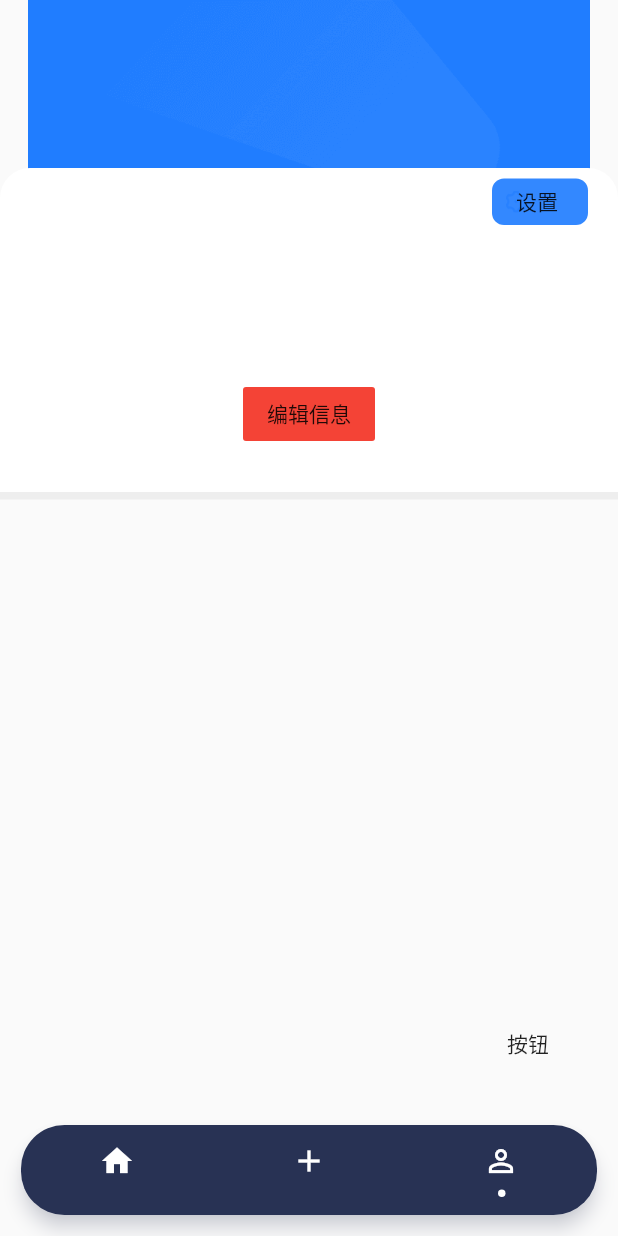
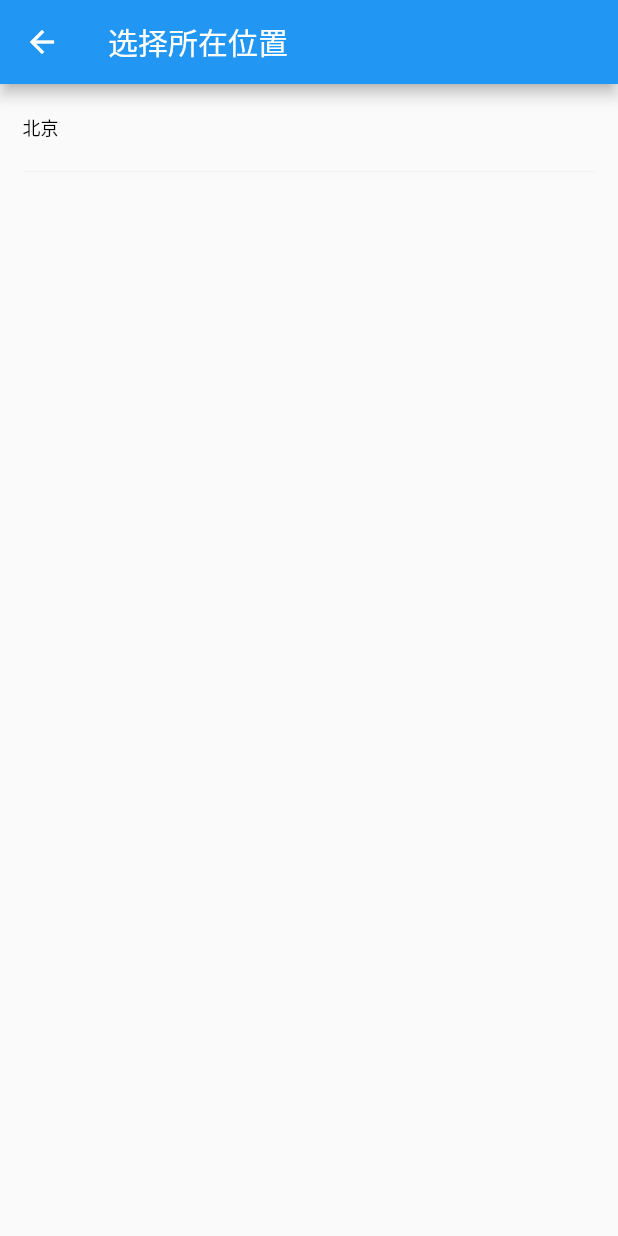
Before and after one commit to susuyan/FindCraft, a Flutter app: the screen it shows after launch, item 3 of the bottom bar chosen, after a tap on "按钮", on a phone screen of 412 x 824 dp. Run offline on Flutter 3.47's test engine with Material 2 defaults, Android fonts, the phone set to English and light mode, and no system bars; our stand-ins replace bloc, dio, equatable, fluro, flutter_screenutil; missing offline and left inert: dart:ffi; statements that could not run were skipped.

Commit message:
update page

```diff
--- a/lib/pages/home_page.dart
+++ b/lib/pages/home_page.dart
@@ -1,8 +1,8 @@
 import 'dart:ui';
 
-import 'package:cached_network_image/cached_network_image.dart';
+import 'package:find_craft/application.dart';
 import 'package:find_craft/common/common_style.dart';
-import 'package:find_craft/helper/screen_helper.dart';
+import 'package:find_craft/route/routes.dart';
 import 'package:find_craft/widgets/avatar.dart';
 import 'package:flutter/material.dart';
 
@@ -60,21 +60,6 @@ class _HomePageState extends State<HomePage> {
     ),
   );
 
-  Widget sectionRecommend = Container(
-    height: 115,
-    color: Colors.white,
-    child: Column(
-      crossAxisAlignment: CrossAxisAlignment.start,
-      children: <Widget>[
-        TagsView(),
-        Container(
-          height: 10,
-          color: Color(0xFFF8F8F8),
-        )
-      ],
-    ),
-  );
-
   @override
   Widget build(BuildContext context) {
     return Scaffold(
@@ -87,10 +72,20 @@ class _HomePageState extends State<HomePage> {
               padding: EdgeInsets.zero,
               children: <Widget>[
                 sectionHeader,
-                sectionRecommend,
-                MoreHeaderView(),
+                RecommendTags(tags: ['找木工', '找瓦工', '找水电工', '维修安装', '接个人活']),
+                Container(
+                  height: 10,
+                ),
+                MoreHeaderView(
+                  title: '业主需求',
+                  morePressed: () {
+                    Application.router.navigateTo(context, Routes.requirements);
+                  },
+                ),
                 OrderItem(),
-                MoreHeaderView(),
+                MoreHeaderView(
+                  title: '师傅',
+                ),
                 CraftCell(),
               ],
             )
@@ -101,50 +96,17 @@ class _HomePageState extends State<HomePage> {
   }
 }
 
-class TagsView extends StatelessWidget {
-  @override
-  Widget build(BuildContext context) {
-    List<Widget> _createTags(List<String> tags) {
-      var _tagArr = List<Widget>();
+class MoreHeaderView extends StatefulWidget {
+  const MoreHeaderView({this.title, this.morePressed, Key key})
+      : super(key: key);
+  final String title;
+  final Function morePressed;
 
-      for (var item in tags) {
-        _tagArr.add(Container(
-          decoration: BoxDecoration(
-              borderRadius: BorderRadius.circular(4),
-              gradient: LinearGradient(
-                  begin: Alignment.centerLeft,
-                  end: Alignment.centerRight,
-                  colors: [Color(0xFF253364), Color(0xFF3C4A7C)])),
-          constraints: BoxConstraints(
-              maxWidth: window.physicalSize.width / 8, minHeight: 40),
-          child: Center(
-            child: Text(
-              '$item',
-              style: TextStyle(color: Colors.white, fontSize: 12),
-            ),
-          ),
-        ));
-      }
-
-      return _tagArr;
-    }
-
-    return Container(
-      padding: EdgeInsets.fromLTRB(20, 0, 0, 15),
-      child: Wrap(
-        spacing: 15,
-        runSpacing: 10,
-        children: _createTags(['找木工', '找瓦工', '找水电工', '维修安装', '接个人活']),
-      ),
-    );
-  }
-}
-
-class MoreHeaderView extends StatefulWidget {
   @override
   _MoreHeaderViewState createState() => _MoreHeaderViewState();
 }
 
+/// 更多 Header
 class _MoreHeaderViewState extends State<MoreHeaderView> {
   @override
   Widget build(BuildContext context) {
@@ -155,11 +117,17 @@ class _MoreHeaderViewState extends State<MoreHeaderView> {
       child: Row(
         children: <Widget>[
           Text(
-            '精选雇主',
+            this.widget.title,
             style: CommonStyle.black12_bold,
           ),
           Spacer(),
-          Text('更多',style: CommonStyle.black12,)
+          GestureDetector(
+            onTap: this.widget.morePressed,
+            child: Text(
+              '更多',
+              style: CommonStyle.black12,
+            ),
+          )
         ],
       ),
     );
@@ -184,12 +152,12 @@ class _OrderItemState extends State<OrderItem> {
             crossAxisAlignment: CrossAxisAlignment.start,
             children: <Widget>[
               Column(
-crossAxisAlignment: CrossAxisAlignment.start,
+                crossAxisAlignment: CrossAxisAlignment.start,
                 children: <Widget>[
-                 Text(
-                      '朝阳区青年路',
-                      style: CommonStyle.black12,
-                    ),
+                  Text(
+                    '朝阳区青年路',
+                    style: CommonStyle.black12,
+                  ),
                   Container(
                     padding: EdgeInsets.fromLTRB(0, 10, 20, 0),
                     alignment: Alignment.bottomLeft,
@@ -201,7 +169,10 @@ crossAxisAlignment: CrossAxisAlignment.start,
                 ],
               ),
               Spacer(),
-              Text('北京',style: CommonStyle.black12,)
+              Text(
+                '北京',
+                style: CommonStyle.black12,
+              )
             ],
           ),
           SizedBox(
@@ -276,6 +247,51 @@ class _CraftCellState extends State<CraftCell> {
   }
 }
 
+class RecommendTags extends StatelessWidget {
+  const RecommendTags({this.tags, Key key}) : super(key: key);
+  final List<String> tags;
+
+  @override
+  Widget build(BuildContext context) {
+    var _boxSize = MediaQuery.of(context).size;
+    var _minWidth = (_boxSize.width - 30 - 40) / 3;
+
+    return Container(
+      color: Colors.white,
+      padding: EdgeInsets.fromLTRB(20, 20, 20, 20),
+      child: Column(
+        mainAxisAlignment: MainAxisAlignment.start,
+        crossAxisAlignment: CrossAxisAlignment.start,
+        mainAxisSize: MainAxisSize.max,
+        children: <Widget>[
+          Wrap(
+            spacing: 15,
+            runSpacing: 15,
+            children: tags.map<Widget>((tag) {
+              return Container(
+                alignment: Alignment.center,
+                constraints: BoxConstraints(
+                    maxWidth: _minWidth, minWidth: _minWidth, minHeight: 44),
+                decoration: BoxDecoration(
+                    color: Colors.green,
+                    borderRadius: BorderRadius.circular(5),
+                    gradient: LinearGradient(
+                        begin: Alignment.centerLeft,
+                        end: Alignment.centerRight,
+                        colors: [Color(0xFF3C4A7C), Color(0xFF253364)])),
+                child: Text(
+                  '$tag',
+                  style: CommonStyle.white12,
+                ),
+              );
+            }).toList(),
+          )
+        ],
+      ),
+    );
+  }
+}
+
 class CraftTags extends StatelessWidget {
   const CraftTags({Key key, this.tags}) : super(key: key);
 
--- a/lib/pages/main_page.dart
+++ b/lib/pages/main_page.dart
@@ -1,4 +1,3 @@
-import 'dart:ffi';
 import 'dart:ui';
 
 import 'package:find_craft/application.dart';
@@ -27,6 +26,11 @@ class _MainPageState extends State<MainPage> {
         color: Colors.white,
         activeColor: Colors.white,
         backgroundColor: Color(0xFF283254),
+        addPressed: () {
+          Navigator.of(context).push(PageRouteBuilder(
+              opaque: false,
+              pageBuilder: (BuildContext context, _, __) => BlurImagePage()));
+        },
         items: <BottomNavigationDotBarItem>[
           BottomNavigationDotBarItem(
               icon: Icons.home,
@@ -36,14 +40,7 @@ class _MainPageState extends State<MainPage> {
                   _currentIndex = 0;
                 });
               }),
-          BottomNavigationDotBarItem(
-              icon: Icons.add,
-              onTap: () {
-                Navigator.of(context).push(PageRouteBuilder(
-                    opaque: false,
-                    pageBuilder: (BuildContext context, _, __) =>
-                        BlurImagePage()));
-              }),
+          BottomNavigationDotBarItem(icon: IconData(0), onTap: () {}),
           BottomNavigationDotBarItem(
               icon: Icons.perm_identity,
               onTap: () {
@@ -111,7 +108,8 @@ class _BlurImagePageState extends State<BlurImagePage> {
             padding: EdgeInsets.only(bottom: 203),
             child: GestureDetector(
               onTap: () {
-                Application.router.navigateTo(context, Routes.workerPublish, replace: true);
+                Application.router
+                    .navigateTo(context, Routes.workerPublish, replace: true);
               },
               child: Container(
                 height: 70,
--- a/lib/pages/mine_page.dart
+++ b/lib/pages/mine_page.dart
@@ -1,5 +1,7 @@
 import 'package:dio/dio.dart';
+import 'package:find_craft/application.dart';
 import 'package:flutter/material.dart';
+import 'package:find_craft/route/routes.dart';
 
 class MinePage extends StatefulWidget {
   @override
@@ -11,7 +13,9 @@ class _MinePageState extends State<MinePage> {
   Widget build(BuildContext context) {
     return Scaffold(
       floatingActionButton: FlatButton(
-        onPressed: () {_testLogin();},
+        onPressed: () {
+          Application.router.navigateTo(context, Routes.selectCity);
+        },
         child: Text('按钮'),
       ),
       body: Column(
@@ -117,6 +121,5 @@ class _MinePageState extends State<MinePage> {
     Response response = await dio.get(
         'http://zhaogegong.beituokj.com/api/employer/',
         queryParameters: {"token": "41a780c48462c401937219496a182a0f"});
-
   }
 }
--- /dev/null
+++ b/lib/pages/select_city_page.dart
@@ -0,0 +1,62 @@
+import 'package:find_craft/common/common_style.dart';
+import 'package:flutter/material.dart';
+
+class SelectCityPage extends StatefulWidget {
+  SelectCityPage({Key key}) : super(key: key);
+
+  @override
+  _SelectCityPageState createState() => _SelectCityPageState();
+}
+
+class _SelectCityPageState extends State<SelectCityPage> {
+  @override
+  Widget build(BuildContext context) {
+    return Scaffold(
+      appBar: AppBar(
+        title: Text('选择所在位置'),
+      ),
+      body: ListView(
+        children: <Widget>[
+          CityCell(
+            city: '北京',
+          )
+        ],
+      ),
+    );
+  }
+}
+
+class CityCell extends StatefulWidget {
+  CityCell({this.city, Key key}) : super(key: key);
+
+  final String city;
+
+  @override
+  _CityCellState createState() => _CityCellState();
+}
+
+class _CityCellState extends State<CityCell> {
+  @override
+  Widget build(BuildContext context) {
+    return Container(
+      padding: EdgeInsets.fromLTRB(15, 20, 15, 20),
+      child: Column(
+        crossAxisAlignment: CrossAxisAlignment.start,
+        mainAxisAlignment: MainAxisAlignment.center,
+        children: <Widget>[
+          Text(
+            this.widget.city,
+            style: CommonStyle.black12,
+          ),
+          SizedBox(
+            height: 20,
+          ),
+          Container(
+            height: 0.5,
+            color: Color(0xFFF1F1F1),
+          )
+        ],
+      ),
+    );
+  }
+}
--- a/lib/route/route_handles.dart
+++ b/lib/route/route_handles.dart
@@ -1,4 +1,7 @@
+import 'package:find_craft/pages/home_page.dart';
 import 'package:find_craft/pages/main_page.dart';
+import 'package:find_craft/pages/requirements_page.dart';
+import 'package:find_craft/pages/select_city_page.dart';
 import 'package:find_craft/pages/worker_publish_page.dart';
 import 'package:fluro/fluro.dart';
 import 'package:flutter/material.dart';
@@ -8,7 +11,22 @@ var rootHandler = Handler(
   return MainPage();
 });
 
+var homeHandler =
+    Handler(handlerFunc: (BuildContext, Map<String, List<String>> params) {
+  return HomePage();
+});
+
 var workPublishHandler =
     Handler(handlerFunc: (BuildContext, Map<String, List<String>> params) {
   return WorkerPublishPage();
 });
+
+var selectCityHandler =
+    Handler(handlerFunc: (BuildContext, Map<String, List<String>> params) {
+  return SelectCityPage();
+});
+
+var requirementsHandler =
+    Handler(handlerFunc: (BuildContext, Map<String, List<String>> params) {
+  return RequirementsPage();
+});
--- a/lib/route/routes.dart
+++ b/lib/route/routes.dart
@@ -4,8 +4,13 @@ import 'package:fluro/fluro.dart';
 
 class Routes {
   static const root = '/';
+  static const main = '/main';
   static const home = '/home';
+  static const splash = '/splash';
   static const workerPublish = '/worker_publish';
+  static const ownerPublish = '/wonerPublish';
+  static const selectCity = '/select_City';
+  static const requirements = '/requirements';
 
   static void configureRoutes(Router router) {
     router.notFoundHandler = Handler(
@@ -15,6 +20,12 @@ class Routes {
 
     router.define(root, handler: rootHandler);
 
+    router.define(home, handler: homeHandler);
+
     router.define(workerPublish, handler: workPublishHandler);
+
+    router.define(selectCity, handler: selectCityHandler);
+
+    router.define(requirements, handler: requirementsHandler);
   }
 }
--- a/lib/widgets/navigation_dot_bar.dart
+++ b/lib/widgets/navigation_dot_bar.dart
@@ -1,20 +1,20 @@
 library navigation_dot_bar;
 
 import 'package:flutter/material.dart';
-
 
 class BottomNavigationDotBar extends StatefulWidget {
   final List<BottomNavigationDotBarItem> items;
   final Color activeColor;
   final Color color;
   final Color backgroundColor;
-
+  final Function addPressed;
 
   const BottomNavigationDotBar(
       {@required this.items,
       this.activeColor,
       this.color,
       this.backgroundColor,
+      this.addPressed,
       Key key})
       : super(key: key);
 
@@ -26,7 +26,7 @@ class _BottomNavigationDotBarState extends State<BottomNavigationDotBar> {
   GlobalKey _keyBottomBar = GlobalKey();
   double _numPositionBase, _numDifferenceBase, _positionLeftIndicatorDot;
   int _indexPageSelected = 0;
-  Color _color, _activeColor,_backgroundColor;
+  Color _color, _activeColor, _backgroundColor;
 
   @override
   void initState() {
@@ -75,6 +75,19 @@ class _BottomNavigationDotBarState extends State<BottomNavigationDotBar> {
                       curve: Curves.fastOutSlowIn,
                       left: _positionLeftIndicatorDot,
                       bottom: 0),
+                  Positioned(
+                      bottom: 1,
+                      child: Center(
+                        widthFactor: 10,
+                        child: GestureDetector(
+                          onTap: this.widget.addPressed,
+                          child: ImageIcon(
+                            AssetImage('assets/images/tab_add_icon.png'),
+                            color: _activeColor,
+                            size: 35,
+                          ),
+                        ),
+                      ))
                 ],
               ),
             )),
--- a/pubspec.yaml
+++ b/pubspec.yaml
@@ -65,6 +65,8 @@ flutter:
     - assets/images/mine_header_bg.png
     - assets/images/settings_icon.png
     - assets/images/upload_icon.png
+    - assets/images/tab_add_icon.png
+    - assets/images/filter_arrow_icon.png
   #  - images/a_dot_ham.jpeg
   # An image asset can refer to one or more resolution-specific "variants", see
   # https://flutter.dev/assets-and-images/#resolution-aware.
```
Also changed, not shown: lib/pages/requirements_page.dart (added, +87 -0 lines), lib/widgets/filtration_header.dart (added, +44 -0 lines), assets/images/2.0x/filter_arrow_icon.png (added), assets/images/3.0x/filter_arrow_icon.png (added).
